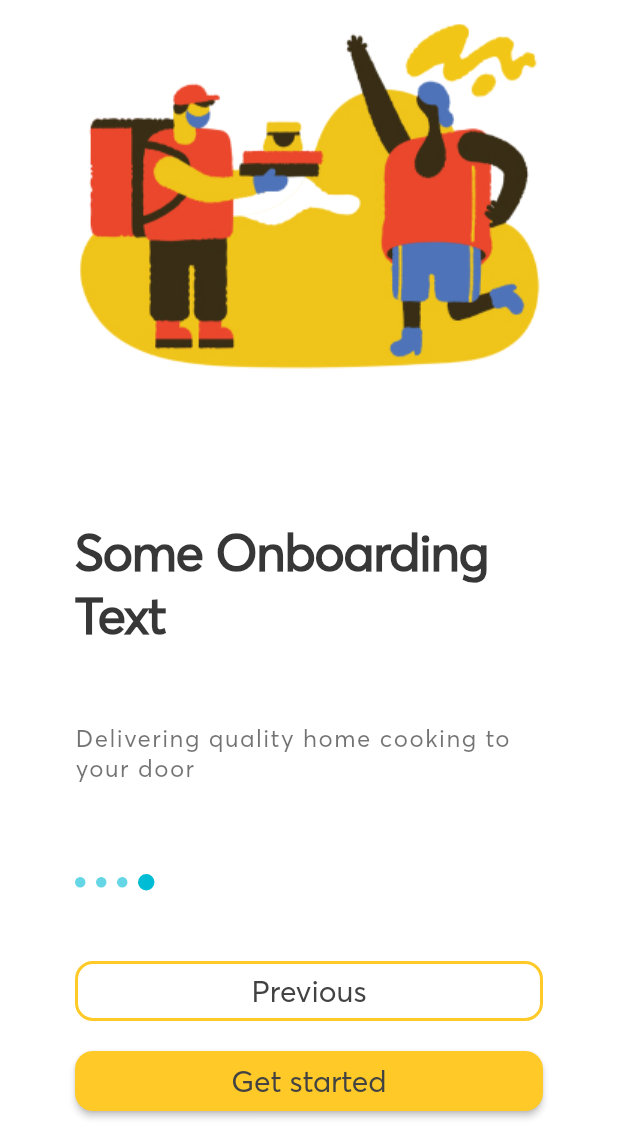
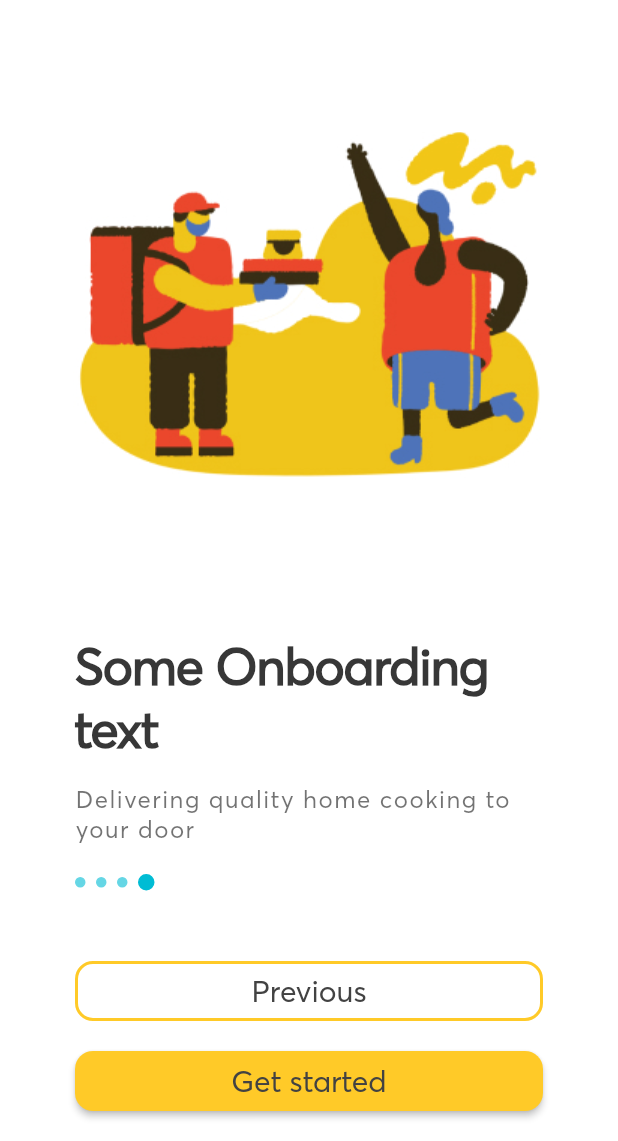
Before and after one commit to ilicina1/lmma_box, a Flutter app: the screen it shows after launch, swiped to page 4, on a phone screen of 412 x 824 dp, the part 95-1236 px from its top. Run offline on Flutter 3.47's test engine with Material 2 defaults, Android fonts, the phone set to English and light mode, and no system bars; our stand-ins replace splashscreen; project files that could hold a hidden picture were left out.

Commit message:
brisanje ne potrebnih stajlova

```diff
--- a/lib/utils/style/skip_button_style.dart
+++ /dev/null
@@ -1,8 +0,0 @@
-import 'package:flutter/material.dart';
-
-ButtonStyle skipButtonStyle() {
-  return ButtonStyle(
-    backgroundColor: MaterialStateProperty.all<Color>(Colors.transparent),
-    elevation: MaterialStateProperty.all<double>(0.0),
-  );
-}
--- a/lib/utils/style/welcome_screen_text_styles.dart
+++ b/lib/utils/style/welcome_screen_text_styles.dart
@@ -20,7 +20,7 @@ class FirstPageStyles {
   void setVariables(String stylingCode) {
     switch (stylingCode) {
       case 'title':
-        fontWeight = FontWeight.w700;
+        fontWeight = FontWeight.w800;
         isBold = true;
         fontSize = 34;
         letterSpacing = -0.8;
--- a/lib/view/welcome_screen/pages/fourth_page.dart
+++ b/lib/view/welcome_screen/pages/fourth_page.dart
@@ -1,5 +1,6 @@
 import 'package:flutter/material.dart';
 import 'package:lmma_box/view/welcome_screen/widgets/first_page_widgets/set_text_welcome_screen.dart';
+import 'package:lmma_box/view/welcome_screen/widgets/second_page_widgets/description_text.dart';
 
 class FourthPage extends StatelessWidget {
   @override
@@ -7,21 +8,20 @@ class FourthPage extends StatelessWidget {
     return Scaffold(
       backgroundColor: Colors.white,
       body: Column(
-        mainAxisAlignment: MainAxisAlignment.center,
+        mainAxisAlignment: MainAxisAlignment.end,
         children: [
           Center(
             child: Image.asset('assets/image_27.jpg'),
           ),
-          Container(
-            margin: EdgeInsets.fromLTRB(50, 96, 50, 50),
-            child: Center(
-              child: TextWidget("Some Onboarding Text").getTextWidget("title"),
+          Padding(
+            padding: const EdgeInsets.fromLTRB(50, 100, 50, 0),
+            child: Column(
+              crossAxisAlignment: CrossAxisAlignment.start,
+              children: [
+                TextWidget("Some Onboarding text").getTextWidget('title'),
+                DescriptionText(),
+              ],
             ),
-          ),
-          Container(
-            margin: EdgeInsets.fromLTRB(50, 0, 50, 30),
-            child: TextWidget("Delivering quality home cooking to your door")
-                .getTextWidget("details"),
           ),
         ],
       ),
```
